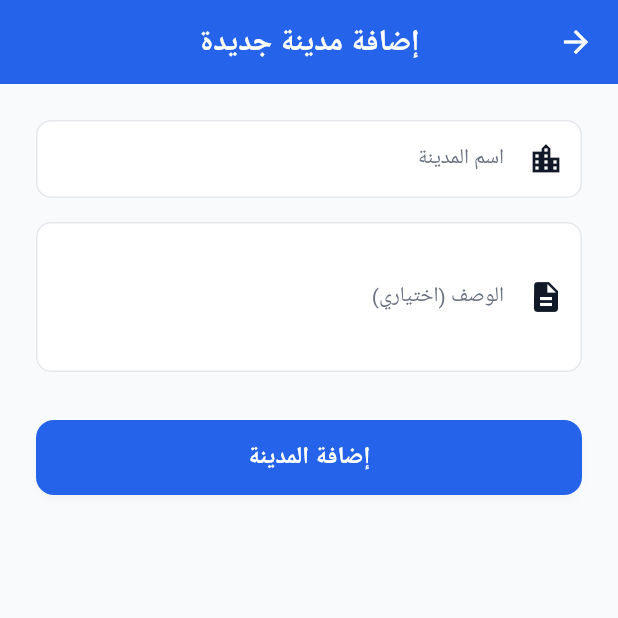
After one commit to Alashiq/flutter-2026-starter, a Flutter app: the AddCityScreenStateful screen opened directly, on a phone screen of 412 x 824 dp, the top half of it. The commit adds this screen. Run offline on Flutter 3.47's test engine with Material 3 defaults, Android fonts, the phone set to English and light mode, and no system bars; our stand-ins replace bot_toast, get, get_storage, google_fonts; accounts and stored records are empty; Roboto replaces fonts that are missing (Cairo).

Commit message:
make enhancmet on city_piganted_screen

```diff
--- a/lib/core/config/routes.dart
+++ b/lib/core/config/routes.dart
@@ -1,5 +1,5 @@
 import 'package:get/get.dart';
-import 'package:starter/ui/add_city_screen/add_city_stateless_screen.dart';
+import 'package:starter/ui/add_city_screen/add_city_screen.dart';
 import 'package:starter/ui/city_list_screen/city_list_screen.dart';
 import 'package:starter/ui/city_screen/city_screen.dart';
 import 'package:starter/ui/home_screen/home_screen.dart';
@@ -11,9 +11,5 @@ final List<GetPage> routes = [
   GetPage(name: '/city_list_paginated', page: () => CityPaginatedScreen()),
   GetPage(name: '/city', page: () => CityScreen()),
   GetPage(name: '/city_paginated', page: () => const CityPaginatedScreen()),
-  GetPage(name: '/add_city', page: () => const AddCityStatelessScreen()),
-  GetPage(
-    name: '/add_city_stateless',
-    page: () => const AddCityStatelessScreen(),
-  ),
+  GetPage(name: '/add_city', page: () => const AddCityScreen()),
 ];
--- /dev/null
+++ b/lib/ui/add_city_screen/add_city_screen_stateful.dart
@@ -0,0 +1,125 @@
+import 'package:flutter/material.dart';
+import 'package:get/get.dart';
+import 'package:starter/core/network/api_state.dart';
+import 'package:starter/core/theme/app_colors.dart';
+import 'package:starter/shared/validation/app_validators.dart';
+import 'package:starter/features/city/city_controller.dart';
+import 'package:starter/features/city/models/add_city_request.dart';
+
+class AddCityScreenStateful extends StatefulWidget {
+  const AddCityScreenStateful({super.key});
+
+  @override
+  State<AddCityScreenStateful> createState() => _AddCityScreenState();
+}
+
+class _AddCityScreenState extends State<AddCityScreenStateful> {
+  final _formKey = GlobalKey<FormState>();
+  final _nameController = TextEditingController();
+  final _descController = TextEditingController();
+  final controller = Get.find<CityController>();
+
+  @override
+  void initState() {
+    super.initState();
+    controller.resetAddCity(); // Reset state on entry
+  }
+
+  @override
+  void dispose() {
+    _nameController.dispose();
+    _descController.dispose();
+    super.dispose();
+  }
+
+  Future<void> _submit() async {
+    if (_formKey.currentState!.validate()) {
+      final request = AddCityRequest(
+        name: _nameController.text,
+        description: _descController.text,
+      );
+      await controller.addCity(request);
+
+      final state = controller.addCityState.value;
+      if (state is ApiSuccess) {
+        Get.back(); // Go back to list
+        controller.loadPaginatedCity(); // Refresh list
+      }
+    }
+  }
+
+  @override
+  Widget build(BuildContext context) {
+    return Scaffold(
+      backgroundColor: AppColors.background,
+      appBar: AppBar(title: const Text('إضافة مدينة جديدة'), centerTitle: true),
+      body: SingleChildScrollView(
+        padding: const EdgeInsets.all(24.0),
+        child: Form(
+          key: _formKey,
+          child: Column(
+            crossAxisAlignment: CrossAxisAlignment.stretch,
+            children: [
+              // Name Field
+              TextFormField(
+                controller: _nameController,
+                validator: AppValidators.required,
+                decoration: InputDecoration(
+                  labelText: 'اسم المدينة',
+                  hintText: 'أدخل اسم المدينة',
+                  prefixIcon: const Icon(Icons.location_city),
+                  filled: true,
+                  fillColor: AppColors.surface,
+                  border: OutlineInputBorder(
+                    borderRadius: BorderRadius.circular(12),
+                    borderSide: BorderSide.none,
+                  ),
+                ),
+              ),
+              const SizedBox(height: 16),
+
+              // Description Field
+              TextFormField(
+                controller: _descController,
+                validator: (val) => AppValidators.minLength(val, 10),
+                maxLines: 3,
+                decoration: InputDecoration(
+                  labelText: 'الوصف (اختياري)',
+                  hintText: 'أدخل وصفاً مختصراً للمدينة',
+                  prefixIcon: const Icon(Icons.description),
+                  filled: true,
+                  fillColor: AppColors.surface,
+                  border: OutlineInputBorder(
+                    borderRadius: BorderRadius.circular(12),
+                    borderSide: BorderSide.none,
+                  ),
+                ),
+              ),
+              const SizedBox(height: 32),
+
+              // Submit Button
+              // Submit Button
+              SizedBox(
+                height: 50,
+                child: ElevatedButton(
+                  onPressed: _submit,
+                  style: ElevatedButton.styleFrom(
+                    backgroundColor: AppColors.primary,
+                    foregroundColor: Colors.white,
+                    shape: RoundedRectangleBorder(
+                      borderRadius: BorderRadius.circular(12),
+                    ),
+                  ),
+                  child: const Text(
+                    'إضافة المدينة',
+                    style: TextStyle(fontSize: 16, fontWeight: FontWeight.bold),
+                  ),
+                ),
+              ),
+            ],
+          ),
+        ),
+      ),
+    );
+  }
+}
```
Also changed, not shown: lib/shared/layout/back_layout_widget.dart (added, +34 -0 lines), lib/ui/add_city_screen/add_city_screen.dart (+37 -50 lines), lib/ui/add_city_screen/add_city_stateless_screen.dart (deleted, +0 -114 lines), lib/ui/city_list_screen/city_list_screen.dart (+4 -4 lines), lib/ui/city_paginated_screen/city_paginated_screen.dart (+32 -24 lines), lib/ui/city_screen/city_screen.dart (+5 -3 lines), lib/shared/validation/app_validators.dart (renamed from lib/core/utils/app_validators.dart), 3 other files.
